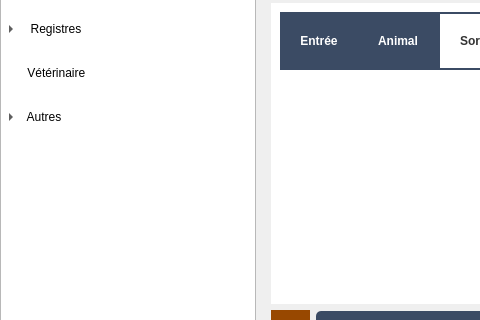
Above: mainwindow.ui from ArtAuc/mkrescue before the change; both pictures show x 0 to 480 and y 82 to 402 of the 1251 by 739 pixel window. Below: the same form after it.
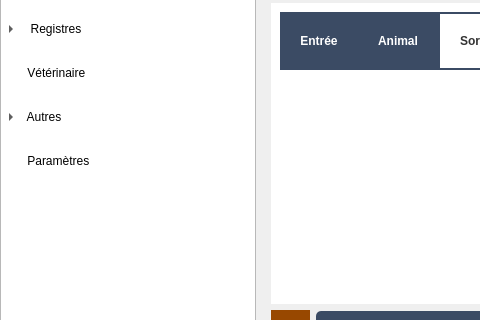
That is the form after the change. Icons and pictures are not drawn. Custom widgets are drawn as their Qt base class.

Commit message: Icon for parameters in the menu

The edit to the form file:
```diff
--- a/mainwindow.ui
+++ b/mainwindow.ui
@@ -267,6 +267,16 @@
         </property>
        </item>
       </item>
+      <item>
+       <property name="text">
+        <string> Paramètres</string>
+       </property>
+       <property name="icon">
+        <iconset>
+         <normaloff>media/wrench_gray.svg</normaloff>
+         <selectedoff>media/wrench_white.svg</selectedoff>media/wrench_gray.svg</iconset>
+       </property>
+      </item>
      </widget>
     </item>
     <item row="0" column="1">
```
The commit also changes 2 other files.
